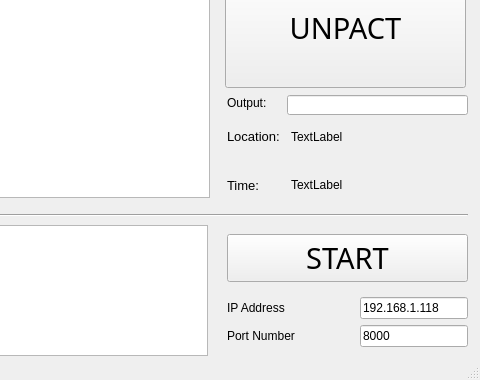
Above: src/examples/Client/ZYNC_Client.ui from SuperKuooo/ZYNC before the change; both pictures show x 343 to 823 and y 84 to 464 of the 823 by 464 pixel window. Below: the same form after it.
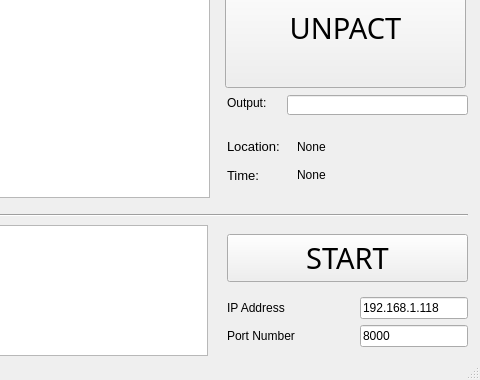
That is the form after the change.

The edit to the form file:
```diff
--- a/src/examples/Client/ZYNC_Client.ui
+++ b/src/examples/Client/ZYNC_Client.ui
@@ -244,18 +244,42 @@
      <string>Output:</string>
     </property>
    </widget>
-   <widget class="QWidget" name="layoutWidget">
+   <widget class="QWidget" name="">
     <property name="geometry">
      <rect>
-      <x>570</x>
-      <y>180</y>
-      <width>121</width>
-      <height>91</height>
+      <x>640</x>
+      <y>200</y>
+      <width>171</width>
+      <height>51</height>
      </rect>
     </property>
     <layout class="QVBoxLayout" name="verticalLayout">
      <item>
-      <layout class="QHBoxLayout" name="horizontalLayout_2">
+      <widget class="QLabel" name="lblLocationResults">
+       <property name="text">
+        <string>None</string>
+       </property>
+      </widget>
+     </item>
+     <item>
+      <widget class="QLabel" name="lblTimeResults">
+       <property name="text">
+        <string>None</string>
+       </property>
+      </widget>
+     </item>
+    </layout>
+   </widget>
+   <widget class="QWidget" name="">
+    <property name="geometry">
+     <rect>
+      <x>570</x>
+      <y>200</y>
+      <width>58</width>
+      <height>51</height>
+     </rect>
+    </property>
+    <layout class="QVBoxLayout" name="verticalLayout_2">
        <item>
         <widget class="QLabel" name="lblLocation">
          <property name="font">
@@ -269,17 +293,6 @@
         </widget>
        </item>
        <item>
-        <widget class="QLabel" name="lblLocationResults">
-         <property name="text">
-          <string>TextLabel</string>
-         </property>
-        </widget>
-       </item>
-      </layout>
-     </item>
-     <item>
-      <layout class="QHBoxLayout" name="horizontalLayout">
-       <item>
         <widget class="QLabel" name="lblTime">
          <property name="font">
           <font>
@@ -290,15 +303,6 @@
           <string>Time: </string>
          </property>
         </widget>
-       </item>
-       <item>
-        <widget class="QLabel" name="lblTimeResults">
-         <property name="text">
-          <string>TextLabel</string>
-         </property>
-        </widget>
-       </item>
-      </layout>
      </item>
     </layout>
    </widget>
```
Lines whose indentation alone changed are shown as unchanged.
